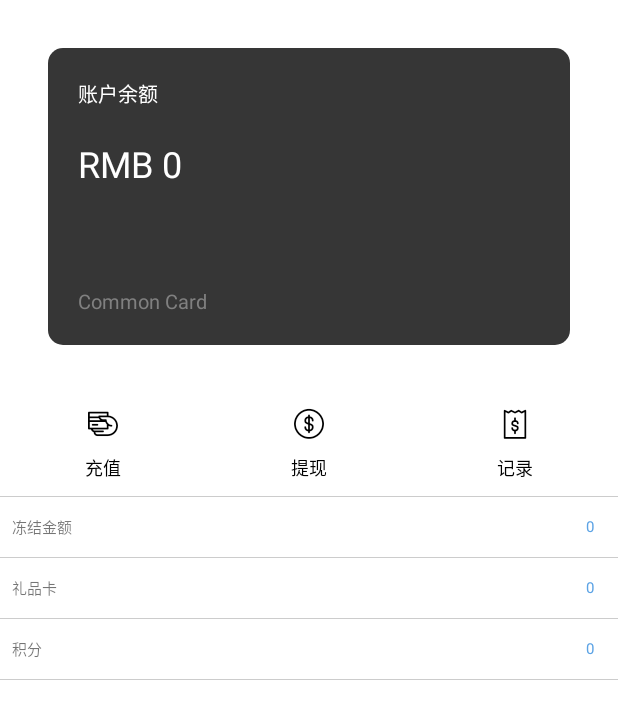
After one commit to ownertest/zomake_android, an Android app: the WalletActivity screen opened directly, with no data from a screen before it, on a phone screen of 412 x 824 dp. The commit adds this screen. Shown: the top 719 px of the screen. Run offline under Robolectric (Android 15) with nearby library versions, the phone set to English and light mode, and no system bars; our stand-ins replace ButterKnife; libraries missing offline, so code that uses them is left out: com.umeng.analytics, rx.android.schedulers, rx.functions, rx.subjects, rx.subscriptions; 1 statement that could not run was skipped.

Commit message:
add car wallet

```diff
--- a/app/src/main/AndroidManifest.xml
+++ b/app/src/main/AndroidManifest.xml
@@ -36,6 +36,10 @@
         </activity>
         <activity android:name=".ui.activity.AddressManageActivity">
         </activity>
+        <activity android:name=".ui.activity.WalletActivity">
+        </activity>
+        <activity android:name=".ui.activity.InboxActivity">
+        </activity>
     </application>
 
 </manifest>
--- /dev/null
+++ b/app/src/main/java/com/zomake/mobile/ui/activity/InboxActivity.java
@@ -0,0 +1,26 @@
+package com.zomake.mobile.ui.activity;
+
+import android.support.v7.app.AppCompatActivity;
+import android.os.Bundle;
+
+import com.jaydenxiao.common.base.BaseActivity;
+import com.zomake.mobile.R;
+
+public class InboxActivity extends BaseActivity {
+
+
+    @Override
+    public int getLayoutId() {
+        return R.layout.activity_inbox;
+    }
+
+    @Override
+    public void initPresenter() {
+
+    }
+
+    @Override
+    public void initView() {
+
+    }
+}
--- /dev/null
+++ b/app/src/main/java/com/zomake/mobile/ui/activity/WalletActivity.java
@@ -0,0 +1,25 @@
+package com.zomake.mobile.ui.activity;
+
+import android.support.v7.app.AppCompatActivity;
+import android.os.Bundle;
+import com.jaydenxiao.common.base.BaseActivity;
+import com.zomake.mobile.R;
+
+public class WalletActivity extends BaseActivity {
+
+
+    @Override
+    public int getLayoutId() {
+        return R.layout.activity_wallet;
+    }
+
+    @Override
+    public void initPresenter() {
+
+    }
+
+    @Override
+    public void initView() {
+
+    }
+}
--- a/app/src/main/java/com/zomake/mobile/ui/fragment/MyFragment.java
+++ b/app/src/main/java/com/zomake/mobile/ui/fragment/MyFragment.java
@@ -18,8 +18,10 @@ import com.zomake.mobile.R;
 import com.zomake.mobile.bean.MainCatalogBean;
 import com.zomake.mobile.ui.Presenter.MainShopPresenter;
 import com.zomake.mobile.ui.activity.AddressManageActivity;
+import com.zomake.mobile.ui.activity.InboxActivity;
 import com.zomake.mobile.ui.activity.OrderActivity;
 import com.zomake.mobile.ui.activity.SettingActivity;
+import com.zomake.mobile.ui.activity.WalletActivity;
 import com.zomake.mobile.widget.FontTextView;
 import com.zomake.mobile.widget.SpacesItemDecoration;
 
@@ -81,7 +83,7 @@ public class MyFragment extends BaseFragment implements View.OnClickListener{
     @Override
     public void onClick(View v) {
         if (v.getId() == R.id.order) {
-            Intent intent = new Intent(getActivity(), AddressManageActivity.class);
+            Intent intent = new Intent(getActivity(), InboxActivity.class);
             startActivity(intent);
         } else if (v.getId() == R.id.car) {
 
--- /dev/null
+++ b/app/src/main/res/drawable/bg_rectangle_corner.xml
@@ -0,0 +1,11 @@
+<?xml version="1.0" encoding="utf-8"?>
+<shape xmlns:android="http://schemas.android.com/apk/res/android">
+
+    <solid android:color="@color/gray_deep" />
+
+    <corners
+        android:bottomLeftRadius="10dp"
+        android:bottomRightRadius="10dp"
+        android:topLeftRadius="10dp"
+        android:topRightRadius="10dp" />
+</shape>
--- /dev/null
+++ b/app/src/main/res/layout/activity_inbox.xml
@@ -0,0 +1,92 @@
+<?xml version="1.0" encoding="utf-8"?>
+<LinearLayout
+    xmlns:android="http://schemas.android.com/apk/res/android"
+    xmlns:tools="http://schemas.android.com/tools"
+    android:id="@+id/activity_inbox"
+    android:layout_width="match_parent"
+    android:layout_height="match_parent"
+    android:orientation="vertical"
+    tools:context="com.zomake.mobile.ui.activity.InboxActivity">
+
+    <RelativeLayout
+        android:layout_width="match_parent"
+        android:layout_height="40dp">
+
+        <com.zomake.mobile.widget.FontTextView
+            android:id="@+id/sys_msg"
+            android:layout_width="wrap_content"
+            android:layout_height="wrap_content"
+            android:layout_gravity="center"
+            android:layout_centerVertical="true"
+            android:text="\ue6a5"
+            android:textColor="@color/gray_deep"
+            android:layout_marginLeft="16dp"
+            android:textSize="20dp" />
+
+        <TextView
+            android:layout_height="wrap_content"
+            android:layout_width="wrap_content"
+            android:text="系统通知"
+            android:layout_centerInParent="true"
+            android:layout_toRightOf="@+id/sys_msg"
+            android:textSize="10sp"
+            android:layout_marginLeft="16dp"
+        />
+        <com.zomake.mobile.widget.FontTextView
+            android:layout_width="wrap_content"
+            android:layout_height="wrap_content"
+            android:layout_gravity="center"
+            android:layout_marginRight="16dp"
+            android:layout_alignParentRight="true"
+            android:layout_centerInParent="true"
+            android:text="\ue928"
+            android:textColor="@color/gray_deep"
+            android:textSize="20dp" />
+    </RelativeLayout>
+    <ImageView
+        android:layout_width="match_parent"
+        android:layout_height="1px"
+        android:background="@color/divider" />
+
+    <RelativeLayout
+        android:layout_width="match_parent"
+        android:layout_height="40dp">
+
+        <com.zomake.mobile.widget.FontTextView
+            android:id="@+id/user_msg"
+            android:layout_width="wrap_content"
+            android:layout_height="wrap_content"
+            android:layout_gravity="center"
+            android:layout_centerVertical="true"
+            android:text="\ue788"
+            android:textColor="@color/gray_deep"
+            android:layout_marginLeft="16dp"
+            android:textSize="20dp" />
+
+        <TextView
+            android:layout_height="wrap_content"
+            android:layout_width="wrap_content"
+            android:text="交易物流"
+            android:layout_centerInParent="true"
+            android:layout_toRightOf="@+id/user_msg"
+            android:textSize="10sp"
+            android:layout_marginLeft="16dp"
+        />
+        <com.zomake.mobile.widget.FontTextView
+            android:layout_width="wrap_content"
+            android:layout_height="wrap_content"
+            android:layout_gravity="center"
+            android:layout_marginRight="16dp"
+            android:layout_alignParentRight="true"
+            android:layout_centerInParent="true"
+            android:text="\ue928"
+            android:textColor="@color/gray_deep"
+            android:textSize="20dp" />
+    </RelativeLayout>
+
+    <ImageView
+        android:layout_width="match_parent"
+        android:layout_height="1px"
+        android:background="@color/divider" />
+
+</LinearLayout>
--- /dev/null
+++ b/app/src/main/res/layout/activity_wallet.xml
@@ -0,0 +1,234 @@
+<?xml version="1.0" encoding="utf-8"?>
+<LinearLayout
+    xmlns:android="http://schemas.android.com/apk/res/android"
+    xmlns:tools="http://schemas.android.com/tools"
+    android:id="@+id/activity_wallet"
+    android:layout_width="match_parent"
+    android:layout_height="match_parent"
+    android:orientation="vertical"
+    android:background="@color/white"
+    tools:context="com.zomake.mobile.ui.activity.WalletActivity">
+
+    <LinearLayout android:layout_width="match_parent"
+                  android:layout_height="wrap_content"
+                  android:layout_margin="32dp"
+                  android:orientation="vertical"
+                  android:background="@drawable/bg_rectangle_corner"
+        >
+        <TextView
+            android:layout_width="wrap_content"
+            android:layout_height="wrap_content"
+            android:textSize="13sp"
+            android:textColor="@color/white"
+            android:text="账户余额"
+            android:layout_marginLeft="20dp"
+            android:layout_marginTop="20dp"
+        />
+        <TextView
+            android:layout_width="wrap_content"
+            android:layout_height="wrap_content"
+            android:textSize="24sp"
+            android:textColor="@color/white"
+            android:text="RMB 0"
+            android:layout_marginLeft="20dp"
+            android:layout_marginTop="20dp"
+        />
+
+        <TextView
+            android:layout_width="wrap_content"
+            android:layout_height="wrap_content"
+            android:textSize="13sp"
+            android:textColor="@color/light_gray"
+            android:text="Common Card"
+            android:layout_marginLeft="20dp"
+            android:layout_marginTop="66dp"
+            android:layout_marginBottom="20dp"
+
+        />
+    </LinearLayout>
+
+    <LinearLayout
+        android:layout_width="match_parent"
+        android:layout_height="wrap_content"
+        android:orientation="horizontal">
+        <LinearLayout
+            android:id="@+id/top_up"
+            android:layout_width="wrap_content"
+            android:layout_height="wrap_content"
+            android:layout_weight="1"
+            android:orientation="vertical"
+            android:clickable="true"
+            android:gravity="center_horizontal">
+
+            <com.zomake.mobile.widget.FontTextView
+                android:layout_marginTop="@dimen/margin_10"
+                android:layout_width="wrap_content"
+                android:layout_height="wrap_content"
+                android:text="\ue79a"
+                android:textColor="@color/black"
+                android:textSize="20dp"
+                android:layout_gravity="center_horizontal"
+            />
+            <TextView
+                android:layout_width="wrap_content"
+                android:layout_height="wrap_content"
+                android:text="充值"
+                android:layout_marginTop="10dp"
+                android:layout_gravity="center_horizontal"
+                android:textColor="@color/black"
+                android:textSize="12dp" />
+        </LinearLayout>
+        <LinearLayout
+            android:id="@+id/with_draw"
+            android:layout_width="wrap_content"
+            android:layout_height="wrap_content"
+            android:layout_weight="1"
+            android:orientation="vertical"
+            android:clickable="true"
+            android:gravity="center_horizontal">
+
+            <com.zomake.mobile.widget.FontTextView
+                android:layout_marginTop="@dimen/margin_10"
+                android:layout_width="wrap_content"
+                android:layout_height="wrap_content"
+                android:text="\uea2f"
+                android:textColor="@color/black"
+                android:textSize="20dp"
+                android:layout_gravity="center_horizontal"
+            />
+            <TextView
+                android:layout_width="wrap_content"
+                android:layout_height="wrap_content"
+                android:text="提现"
+                android:layout_marginTop="10dp"
+                android:layout_gravity="center_horizontal"
+                android:textColor="@color/black"
+                android:textSize="12dp" />
+        </LinearLayout>
+        <LinearLayout
+            android:id="@+id/record"
+            android:layout_width="wrap_content"
+            android:layout_height="wrap_content"
+            android:layout_weight="1"
+            android:orientation="vertical"
+            android:clickable="true"
+            android:gravity="center_horizontal">
+
+            <com.zomake.mobile.widget.FontTextView
+                android:layout_marginTop="@dimen/margin_10"
+                android:layout_width="wrap_content"
+                android:layout_height="wrap_content"
+                android:text="\ue7a3"
+                android:textColor="@color/black"
+                android:textSize="20dp"
+                android:layout_gravity="center_horizontal"
+            />
+            <TextView
+                android:layout_width="wrap_content"
+                android:layout_height="wrap_content"
+                android:text="记录"
+                android:layout_marginTop="10dp"
+                android:layout_gravity="center_horizontal"
+                android:textColor="@color/black"
+                android:textSize="12dp" />
+        </LinearLayout>
+    </LinearLayout>
+    <ImageView
+        android:layout_width="match_parent"
+        android:layout_height="1px"
+        android:layout_marginTop="10dp"
+        android:background="@color/divider" />
+
+    <RelativeLayout
+        android:layout_width="match_parent"
+        android:layout_height="40dp"
+    >
+        <TextView
+            android:id="@+id/in_use"
+            android:layout_height="wrap_content"
+            android:layout_width="match_parent"
+            android:text="冻结金额"
+            android:layout_centerInParent="true"
+            android:textSize="10sp"
+            android:layout_marginLeft="16dp"
+        />
+
+        <TextView
+            android:layout_height="wrap_content"
+            android:layout_width="wrap_content"
+            android:layout_marginTop="@dimen/margin_12"
+            android:text="0"
+            android:layout_alignParentRight="true"
+            android:layout_alignParentEnd="true"
+            android:layout_marginRight="16dp"
+            android:textSize="10sp"
+            android:layout_centerInParent="true"
+            android:textColor="@color/blue"/>
+    </RelativeLayout>
+    <ImageView
+        android:layout_width="match_parent"
+        android:layout_height="1px"
+        android:background="@color/divider" />
+
+    <RelativeLayout
+        android:layout_width="match_parent"
+        android:layout_height="40dp"
+    >
+        <TextView
+            android:id="@+id/p_card"
+            android:layout_height="wrap_content"
+            android:layout_width="match_parent"
+            android:text="礼品卡"
+            android:layout_centerInParent="true"
+            android:textSize="10sp"
+            android:layout_marginLeft="16dp"
+        />
+
+        <TextView
+            android:layout_height="wrap_content"
+            android:layout_width="wrap_content"
+            android:layout_marginTop="@dimen/margin_12"
+            android:text="0"
+            android:layout_alignParentRight="true"
+            android:layout_alignParentEnd="true"
+            android:layout_marginRight="16dp"
+            android:textSize="10sp"
+            android:layout_centerInParent="true"
+            android:textColor="@color/blue"/>
+    </RelativeLayout>
+    <ImageView
+        android:layout_width="match_parent"
+        android:layout_height="1px"
+        android:background="@color/divider" />
+
+    <RelativeLayout
+        android:layout_width="match_parent"
+        android:layout_height="40dp"
+    >
+        <TextView
+            android:id="@+id/v_money"
+            android:layout_height="wrap_content"
+            android:layout_width="match_parent"
+            android:text="积分"
+            android:layout_centerInParent="true"
+            android:textSize="10sp"
+            android:layout_marginLeft="16dp"
+        />
+
+        <TextView
+            android:layout_height="wrap_content"
+            android:layout_width="wrap_content"
+            android:layout_marginTop="@dimen/margin_12"
+            android:text="0"
+            android:layout_alignParentRight="true"
+            android:layout_alignParentEnd="true"
+            android:layout_marginRight="16dp"
+            android:textSize="10sp"
+            android:layout_centerInParent="true"
+            android:textColor="@color/blue"/>
+    </RelativeLayout>
+    <ImageView
+        android:layout_width="match_parent"
+        android:layout_height="1px"
+        android:background="@color/divider" />
+</LinearLayout>
```
